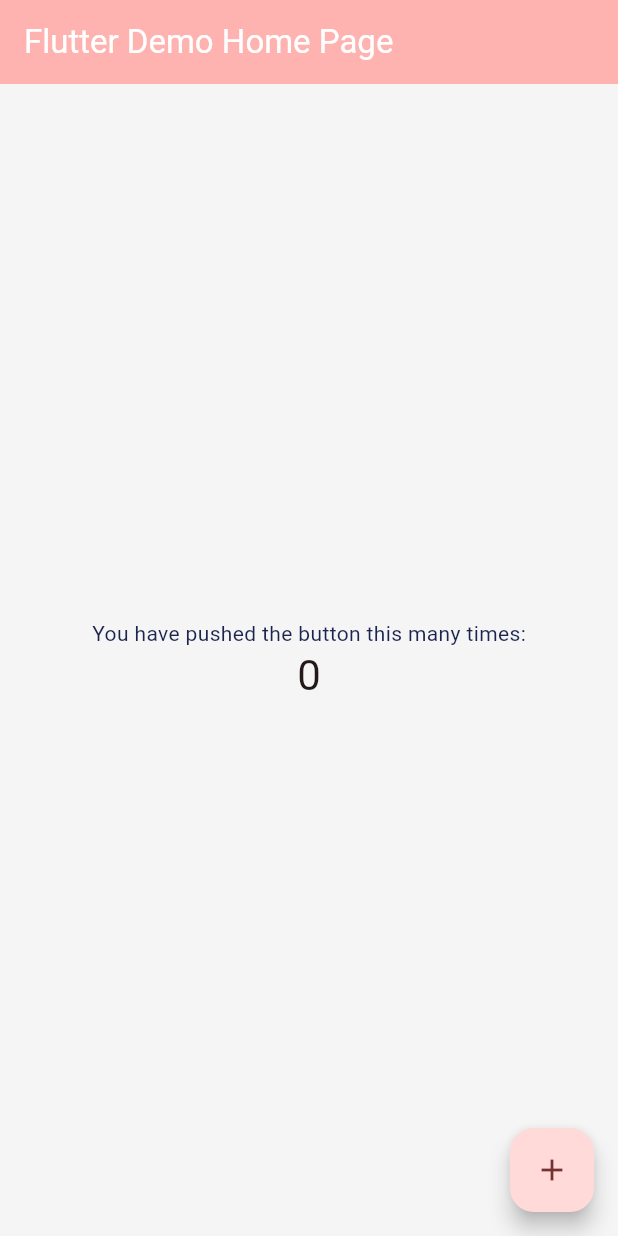
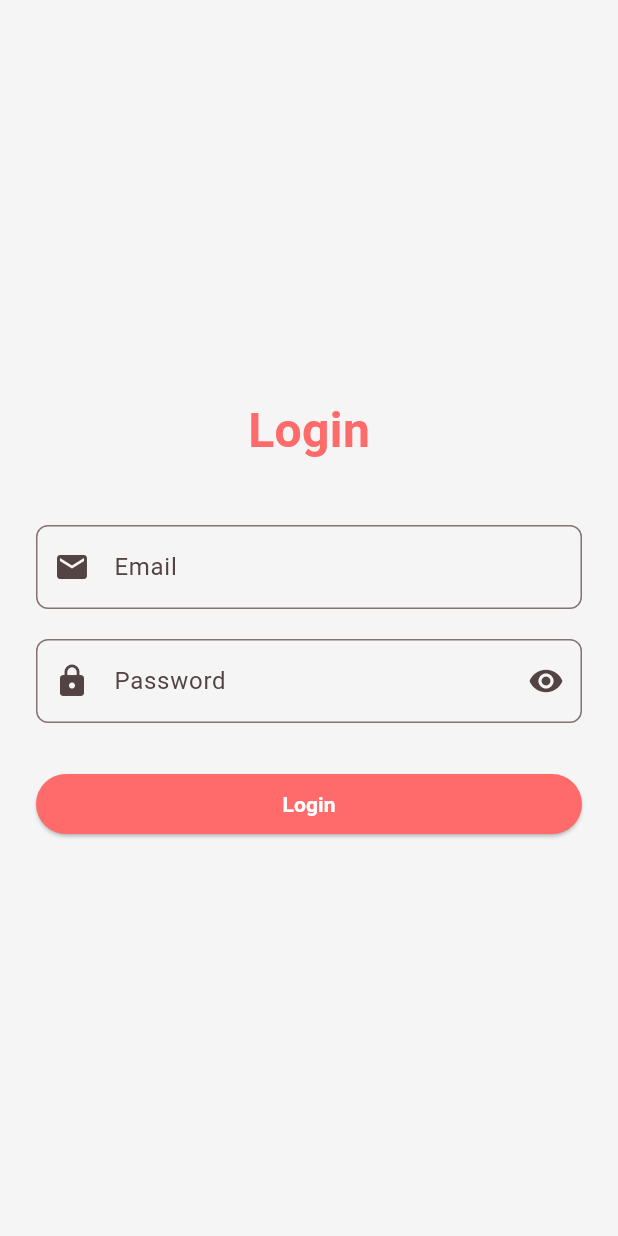
Before and after one commit to Wishorts/mobile-app-repo, a Flutter app: the screen it shows after launch, on a phone screen of 412 x 824 dp. Run offline on Flutter 3.47's test engine with Material 3 defaults, Android fonts, the phone set to English and light mode, and no system bars.

Commit message:
Added login page

```diff
--- a/mobile_app/lib/main.dart
+++ b/mobile_app/lib/main.dart
@@ -1,4 +1,5 @@
 import 'package:flutter/material.dart';
+import 'package:mobile_app/pages/login_page.dart';
 import 'package:mobile_app/shared/theme/app_theme.dart';
 
 void main() {
@@ -8,99 +9,12 @@ void main() {
 class MyApp extends StatelessWidget {
   const MyApp({super.key});
 
-  // This widget is the root of your application.
   @override
   Widget build(BuildContext context) {
     return MaterialApp(
-      title: 'Flutter Demo',
+      title: 'Login UI',
       theme: AppTheme.light,
-      home: const MyHomePage(title: 'Flutter Demo Home Page'),
+      home: const LoginPage(),
     );
   }
 }
-
-class MyHomePage extends StatefulWidget {
-  const MyHomePage({super.key, required this.title});
-
-  // This widget is the home page of your application. It is stateful, meaning
-  // that it has a State object (defined below) that contains fields that affect
-  // how it looks.
-
-  // This class is the configuration for the state. It holds the values (in this
-  // case the title) provided by the parent (in this case the App widget) and
-  // used by the build method of the State. Fields in a Widget subclass are
-  // always marked "final".
-
-  final String title;
-
-  @override
-  State<MyHomePage> createState() => _MyHomePageState();
-}
-
-class _MyHomePageState extends State<MyHomePage> {
-  int _counter = 0;
-
-  void _incrementCounter() {
-    setState(() {
-      // This call to setState tells the Flutter framework that something has
-      // changed in this State, which causes it to rerun the build method below
-      // so that the display can reflect the updated values. If we changed
-      // _counter without calling setState(), then the build method would not be
-      // called again, and so nothing would appear to happen.
-      _counter++;
-    });
-  }
-
-  @override
-  Widget build(BuildContext context) {
-    // This method is rerun every time setState is called, for instance as done
-    // by the _incrementCounter method above.
-    //
-    // The Flutter framework has been optimized to make rerunning build methods
-    // fast, so that you can just rebuild anything that needs updating rather
-    // than having to individually change instances of widgets.
-    return Scaffold(
-      appBar: AppBar(
-        // TRY THIS: Try changing the color here to a specific color (to
-        // Colors.amber, perhaps?) and trigger a hot reload to see the AppBar
-        // change color while the other colors stay the same.
-        backgroundColor: Theme.of(context).colorScheme.inversePrimary,
-        // Here we take the value from the MyHomePage object that was created by
-        // the App.build method, and use it to set our appbar title.
-        title: Text(widget.title),
-      ),
-      body: Center(
-        // Center is a layout widget. It takes a single child and positions it
-        // in the middle of the parent.
-        child: Column(
-          // Column is also a layout widget. It takes a list of children and
-          // arranges them vertically. By default, it sizes itself to fit its
-          // children horizontally, and tries to be as tall as its parent.
-          //
-          // Column has various properties to control how it sizes itself and
-          // how it positions its children. Here we use mainAxisAlignment to
-          // center the children vertically; the main axis here is the vertical
-          // axis because Columns are vertical (the cross axis would be
-          // horizontal).
-          //
-          // TRY THIS: Invoke "debug painting" (choose the "Toggle Debug Paint"
-          // action in the IDE, or press "p" in the console), to see the
-          // wireframe for each widget.
-          mainAxisAlignment: MainAxisAlignment.center,
-          children: <Widget>[
-            const Text('You have pushed the button this many times:'),
-            Text(
-              '$_counter',
-              style: Theme.of(context).textTheme.headlineMedium,
-            ),
-          ],
-        ),
-      ),
-      floatingActionButton: FloatingActionButton(
-        onPressed: _incrementCounter,
-        tooltip: 'Increment',
-        child: const Icon(Icons.add),
-      ), // This trailing comma makes auto-formatting nicer for build methods.
-    );
-  }
-}
--- a/mobile_app/lib/pages/login_page.dart
+++ b/mobile_app/lib/pages/login_page.dart
@@ -0,0 +1,107 @@
+import 'package:flutter/material.dart';
+import 'package:mobile_app/shared/theme/app_color.dart';
+
+class LoginPage extends StatefulWidget {
+  const LoginPage({super.key});
+
+  @override
+  State<LoginPage> createState() => _LoginPageState();
+}
+
+class _LoginPageState extends State<LoginPage> {
+  final _formKey = GlobalKey<FormState>();
+  final _emailController = TextEditingController();
+  final _passwordController = TextEditingController();
+  bool _showPassword = false;
+
+  @override
+  void dispose() {
+    _emailController.dispose();
+    _passwordController.dispose();
+    super.dispose();
+  }
+
+  void _handleLogin() {
+    if (_formKey.currentState!.validate()) {
+      // Handle login logic here
+      debugPrint("Email: ${_emailController.text}");
+      debugPrint("Password: ${_passwordController.text}");
+    }
+  }
+
+  @override
+  Widget build(BuildContext context) {
+    return Scaffold(
+      backgroundColor: AppColors.scaffoldBackground,
+      body: Center(
+        child: SingleChildScrollView(
+          padding: const EdgeInsets.all(24.0),
+          child: Form(
+            key: _formKey,
+            child: Column(
+              children: [
+                const Text(
+                  'Login',
+                  style: TextStyle(
+                    fontSize: 32,
+                    fontWeight: FontWeight.bold,
+                    color: AppColors.primary,
+                  ),
+                ),
+                const SizedBox(height: 40),
+                TextFormField(
+                  controller: _emailController,
+                  decoration: const InputDecoration(
+                    labelText: 'Email',
+                    prefixIcon: Icon(Icons.email),
+                  ),
+                  keyboardType: TextInputType.emailAddress,
+                  validator: (value) {
+                    if (value == null || value.isEmpty) {
+                      return 'Please enter your email';
+                    }
+                    if (!value.contains('@')) {
+                      return 'Enter a valid email';
+                    }
+                    return null;
+                  },
+                ),
+                const SizedBox(height: 20),
+                TextFormField(
+                  controller: _passwordController,
+                  obscureText: !_showPassword,
+                  decoration: InputDecoration(
+                    labelText: 'Password',
+                    prefixIcon: const Icon(Icons.lock),
+                    suffixIcon: IconButton(
+                      icon: Icon(
+                        _showPassword ? Icons.visibility_off : Icons.visibility,
+                      ),
+                      onPressed: () {
+                        setState(() {
+                          _showPassword = !_showPassword;
+                        });
+                      },
+                    ),
+                  ),
+                  validator: (value) =>
+                  value == null || value.length < 6
+                      ? 'Password must be at least 6 characters'
+                      : null,
+                ),
+                const SizedBox(height: 30),
+                SizedBox(
+                  width: double.infinity,
+                  child: ElevatedButton(
+                    onPressed: _handleLogin,
+                    child: const Text('Login'),
+                  ),
+                ),
+              ],
+            ),
+          ),
+        ),
+      ),
+    );
+  }
+}
```
